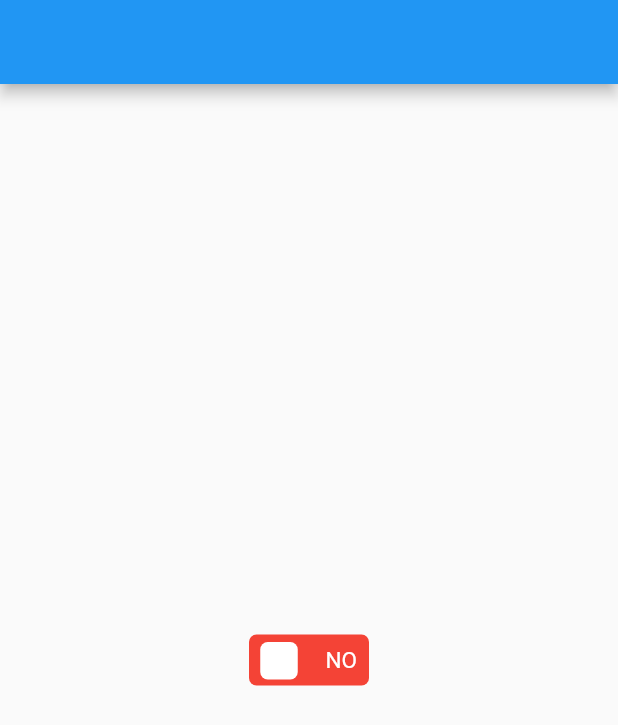
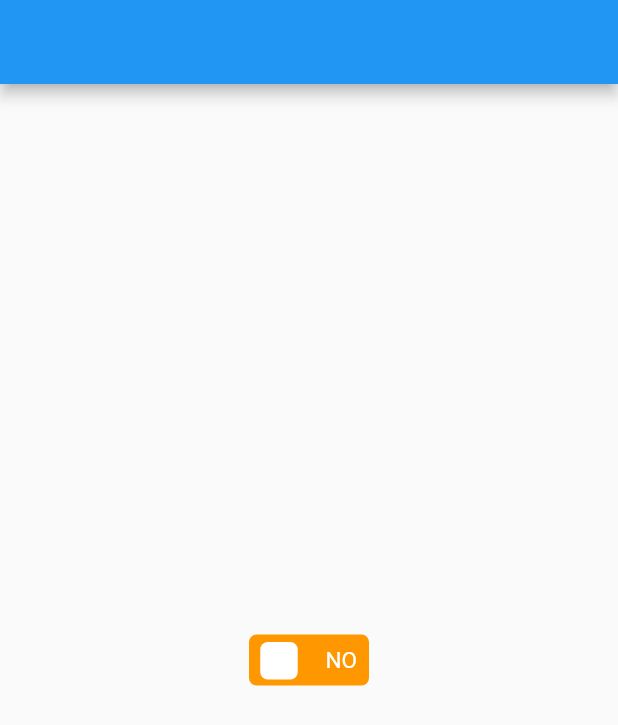
Before and after one commit to martynq/on_off_SwitchButton, a Flutter app: the screen it shows after launch, on a phone screen of 412 x 824 dp. Shown: the top 725 px of the screen. Run offline on Flutter 3.47's test engine with Material 2 defaults, Android fonts, the phone set to English and light mode, and no system bars.

Commit message:
code refactoring - button settings specified in factory

```diff
--- a/lib/animated_button.dart
+++ b/lib/animated_button.dart
@@ -31,6 +31,20 @@ class AnimatedToggleButton extends StatefulWidget {
     this.onONFunction,
     this.onOffFunction,
   }) : super(key: key);
+
+  factory AnimatedToggleButton.greenOrange() => const AnimatedToggleButton(
+        onColor: Colors.green,
+        offColor: Colors.orange,
+        toggleColor: Colors.white,
+        onText: 'YES',
+        offText: 'NO',
+        boxBorderRadius: 5.0,
+        toggleBorderRadius: 5.0,
+        animatedContainerWidth: 80.0,
+        animatedContainerHeight: 34.0,
+        toggleSize: 25.0,
+        animationMillisecondDuration: 100,
+      );
 
   @override
   _AnimatedToggleButtonState createState() => _AnimatedToggleButtonState();
--- a/lib/main.dart
+++ b/lib/main.dart
@@ -10,20 +10,6 @@ class MyApp extends StatelessWidget {
   @override
   Widget build(BuildContext context) {
     return MaterialApp(
-      theme: ThemeData(),
-      home: const AnimatedToggleButton(
-        onColor: Colors.blue,
-        offColor: Colors.red,
-        toggleColor: Colors.white,
-        onText: 'YES',
-        offText: 'NO',
-        boxBorderRadius: 5.0,
-        toggleBorderRadius: 5.0,
-        animatedContainerWidth: 80.0,
-        animatedContainerHeight: 34.0,
-        toggleSize: 25.0,
-        animationMillisecondDuration: 100,
-      ),
-    );
+        theme: ThemeData(), home: AnimatedToggleButton.greenOrange());
   }
 }
```
Lines whose indentation alone changed are shown as unchanged.
